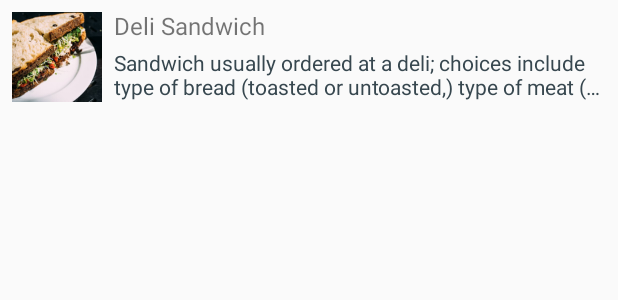
After one commit to ekim22/RecipeBuilder, an Android app: the layout item_recipe.xml on its own in the app's theme, with its tools: preview values and no code run, on a phone screen of 412 x 824 dp. The commit adds this screen. Shown: the top 300 px of the screen. Run offline under Robolectric (Android 15) with nearby library versions, the phone set to English and light mode, and no system bars.

Commit message:
created adapters for recipe list and layout for recipe item

```diff
--- a/app/src/main/java/com/sdp/recipebuilder/util/RecipeUtil.kt
+++ b/app/src/main/java/com/sdp/recipebuilder/util/RecipeUtil.kt
@@ -65,7 +65,7 @@ object RecipeUtil {
     private fun getRandomSteps(array: Array<String>, random: Random): HashMap<String, String> {
         val steps = hashMapOf<String, String>()
         for (x in 0..random.nextInt(array.size)) {
-            steps.put(x.toString(), array[x])
+            steps.put(x.toString(), array[random.nextInt(array.size)])
         }
         return steps
     }
@@ -73,7 +73,7 @@ object RecipeUtil {
     private fun getRandomIngredients(array: Array<String>, random: Random): ArrayList<String> {
         val ingredients = arrayListOf<String>()
         for (x in 0..random.nextInt(array.size)) {
-            ingredients.add(array[x])
+            ingredients.add(array[random.nextInt(array.size)])
         }
         return ingredients
     }
--- /dev/null
+++ b/app/src/main/res/layout/item_recipe.xml
@@ -0,0 +1,47 @@
+<?xml version="1.0" encoding="utf-8"?>
+<RelativeLayout xmlns:android="http://schemas.android.com/apk/res/android"
+    android:layout_width="match_parent"
+    android:layout_height="match_parent"
+    android:background="?attr/selectableItemBackground"
+    android:orientation="vertical"
+    android:padding="8dp">
+
+    <ImageView
+        android:id="@+id/recipe_item_image"
+        android:layout_width="60dp"
+        android:layout_height="60dp"
+        android:background="#757575"
+        android:scaleType="centerCrop"
+        android:src="@drawable/food_1" />
+
+    <TextView
+        android:id="@+id/recipe_item_name"
+        android:fontFamily="sans-serif"
+        android:textSize="16sp"
+        android:layout_width="wrap_content"
+        android:layout_height="wrap_content"
+        android:layout_alignTop="@+id/recipe_item_image"
+        android:layout_marginBottom="4dp"
+        android:layout_marginLeft="8dp"
+        android:layout_marginTop="-2dp"
+        android:layout_toRightOf="@+id/recipe_item_image"
+        android:ellipsize="end"
+        android:maxLines="1"
+        android:text="Deli Sandwich" />
+
+    <TextView
+        android:id="@+id/recipe_item_description"
+        android:fontFamily="sans-serif"
+        android:textSize="14sp"
+        android:layout_width="wrap_content"
+        android:layout_height="wrap_content"
+        android:layout_toRightOf="@+id/recipe_item_image"
+        android:layout_alignLeft="@+id/recipe_item_name"
+        android:layout_below="@+id/recipe_item_name"
+        android:maxLength="110"
+        android:textColor="@color/grey_80"
+        android:ellipsize="end"
+        android:maxLines="2"
+        android:text="Sandwich usually ordered at a deli; choices include type of bread (toasted or untoasted,) type of meat (cold cut), type of sliced cheese, vegetable fillings (lettuce, tomato, onion, etc.), and condiments" />
+
+</RelativeLayout>
```
Also changed, not shown: app/src/main/java/com/sdp/recipebuilder/MainActivity.kt (+27 -36 lines), app/src/main/java/com/sdp/recipebuilder/adapter/FirestoreAdapter.kt (added, +107 -0 lines), app/src/main/java/com/sdp/recipebuilder/adapter/RecipeAdapter.kt (added, +43 -0 lines), app/src/main/res/drawable/food_1.png (added).
